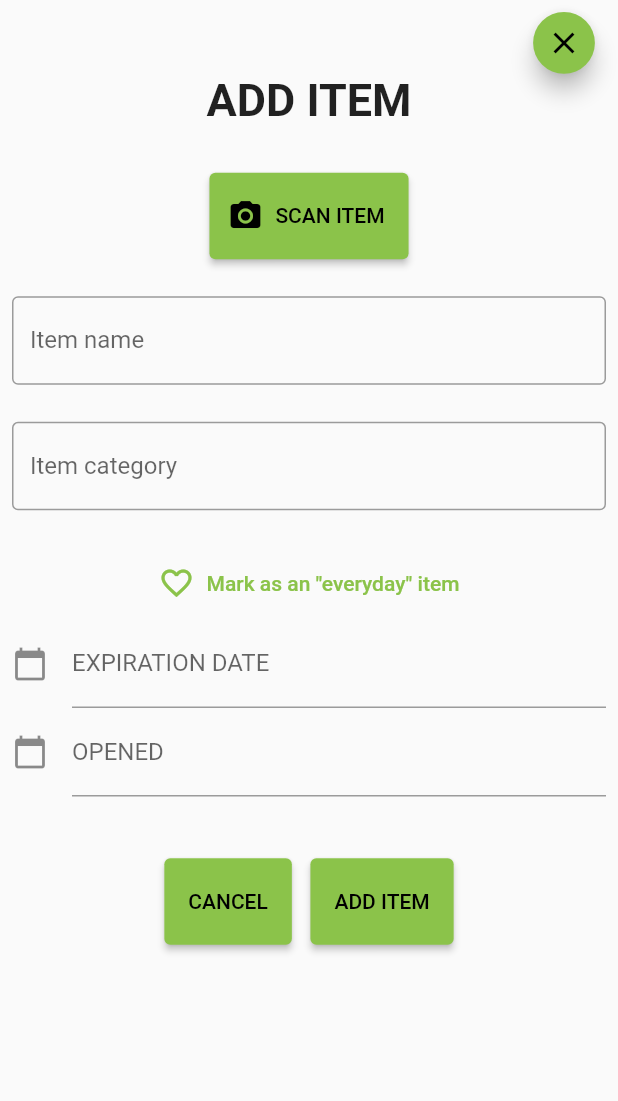
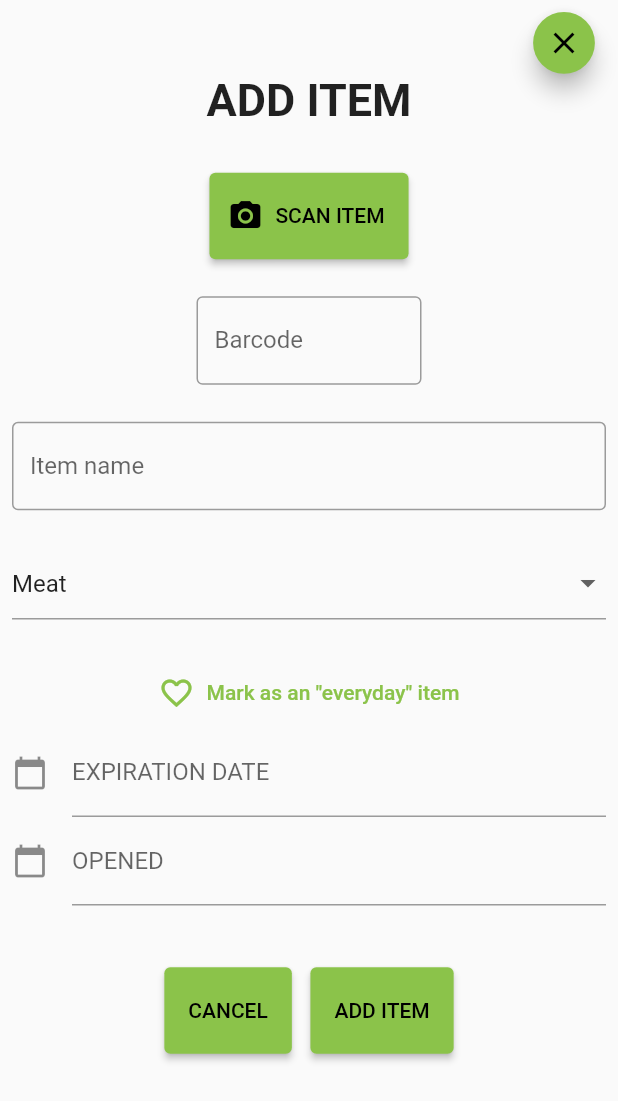
Before and after one commit to kitsain/Kitsain-Frontend-Spring2023, a Flutter app: the NewItemForm widget shown alone on an empty page, opened directly, on a phone screen of 412 x 824 dp. Shown: the top 1101 px of the screen. Run offline on Flutter 3.47's test engine with Material 2 defaults, Android fonts, the light colour scheme and no system bars; our stand-ins replace get; missing offline and left inert: simple_barcode_scanner.

Commit message:
Barcode field, dropdown menu for categories and cancel/exit button shows 'Discard changes' dialog. Hard coded categories copied from Figma.

```diff
--- a/lib/views/add_new_item_form.dart
+++ b/lib/views/add_new_item_form.dart
@@ -1,6 +1,10 @@
 import 'package:flutter/material.dart';
 import 'package:simple_barcode_scanner/simple_barcode_scanner.dart';
 
+const List<String> categories = <String>['Meat', 'Seafood', 'Fruit', 'Vegetables',
+                                         'Frozen', 'Drinks', 'Bread', 'Sweets',
+                                         'Dairy', 'Ready meals',
+                                         'Dry & canned goods', 'Other'];
 
 class NewItemForm extends StatefulWidget {
   const NewItemForm({super.key});
@@ -13,11 +17,36 @@ class NewItemForm extends StatefulWidget {
 @override
 class _NewItemFormState extends State<NewItemForm> {
   final _formKey = GlobalKey<FormState>();
+  final _barcodeField = TextEditingController();
   var _itemName = TextEditingController();
-  var _itemCat = TextEditingController();
   var _expDate = TextEditingController();
   var _openDate = TextEditingController();
   bool click = true;
+  String dropdownValue = categories.first;
+
+  void _discardChangesDialog() {
+    showDialog(
+        context: context,
+        builder: (BuildContext context) => AlertDialog(
+          content: const Text('Discard changes?'),
+          actions: <Widget>[
+            TextButton(
+              child: const Text('CANCEL'),
+              onPressed: () {
+                Navigator.pop(context);
+              },
+            ),
+            TextButton(
+              child: const Text('DISCARD'),
+              onPressed: () {
+                Navigator.pop(context);
+                Navigator.pop(context);
+              },
+            ),
+          ],
+        )
+    );
+  }
 
   @override
   Widget build(BuildContext context) {
@@ -34,7 +63,7 @@ class _NewItemFormState extends State<NewItemForm> {
                   height: MediaQuery.of(context).size.height * 0.05,
                   child: FloatingActionButton(
                     child: Icon(Icons.close),
-                    onPressed: () {Navigator.pop(context);}, //Close sheet
+                    onPressed: () => _discardChangesDialog(), //Close sheet
                   ),
               )
             ],
@@ -48,7 +77,7 @@ class _NewItemFormState extends State<NewItemForm> {
               ),
           ),
           SizedBox( height: MediaQuery.of(context).size.height * 0.03),
-          Row(
+          Column(
             mainAxisAlignment: MainAxisAlignment.center,
             children: [
               SizedBox(
@@ -60,7 +89,11 @@ class _NewItemFormState extends State<NewItemForm> {
                         MaterialPageRoute(
                           builder: (context) => SimpleBarcodeScannerPage(),
                         ));
-
+                    setState(() {
+                      if (res is String) {
+                        _barcodeField.text = res;
+                      }
+                    });
                     //Res will be the EAN-code
                     //Here add OFF-api call and populate item name and category
                     //fields if the product was found
@@ -69,6 +102,17 @@ class _NewItemFormState extends State<NewItemForm> {
                   },
                   icon: Icon(Icons.camera_alt),
                   label: const Text('SCAN ITEM'),
+                ),
+              ),
+              SizedBox( height: MediaQuery.of(context).size.height * 0.03),
+              SizedBox(
+                width: 150,
+                child: TextFormField(
+                  controller: _barcodeField,
+                  decoration: const InputDecoration(
+                    border: OutlineInputBorder(),
+                   labelText: 'Barcode',
+                  ),
                 ),
               ),
             ],
@@ -91,18 +135,19 @@ class _NewItemFormState extends State<NewItemForm> {
           ),
           SizedBox( height: MediaQuery.of(context).size.height * 0.03),
           SizedBox(
-            child: TextFormField(
-              controller: _itemCat,
-              decoration: const InputDecoration(
-                border: OutlineInputBorder(),
-                labelText: 'Item category',
-              ),
-              validator: (value) {
-                if (value == null || value.isEmpty) {
-                  return "Please enter item category";
-                }
-                return null;
+            child: DropdownButtonFormField<String>(
+              value: dropdownValue,
+              onChanged: (String? value) {
+                setState(() {
+                  dropdownValue = value!;
+                });
               },
+              items: categories.map<DropdownMenuItem<String>>((String value) {
+                return DropdownMenuItem<String>(
+                  value: value,
+                  child: Text(value),
+                );
+              }).toList(),
             ),
           ),
           SizedBox( height: MediaQuery.of(context).size.height * 0.03),
@@ -172,11 +217,11 @@ class _NewItemFormState extends State<NewItemForm> {
               SizedBox(
                 height: MediaQuery.of(context).size.height * 0.07,
                 child: ElevatedButton(
-                  onPressed: () async {
-                  },
-                  child: Text('CANCEL'),
+                  onPressed: () => _discardChangesDialog(),
+                    child: Text('CANCEL'),
+                  ),
                 ),
-              ),
+
               SizedBox( width: MediaQuery.of(context).size.width * 0.03,),
               SizedBox(
                 height: MediaQuery.of(context).size.height * 0.07,
@@ -190,9 +235,9 @@ class _NewItemFormState extends State<NewItemForm> {
                 ),
               ),
             ],
-          ),
-        ],
-      ),
+            ),
+            ],
+          )
     );
   }
 }
```
